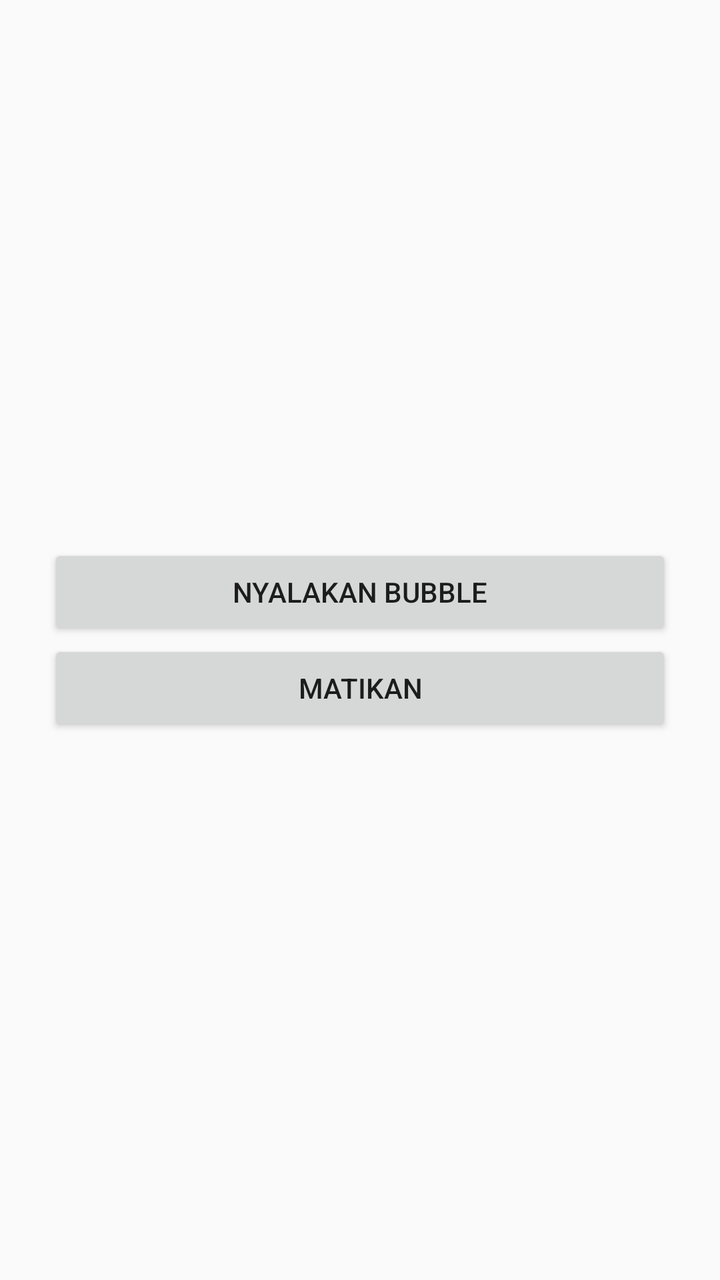
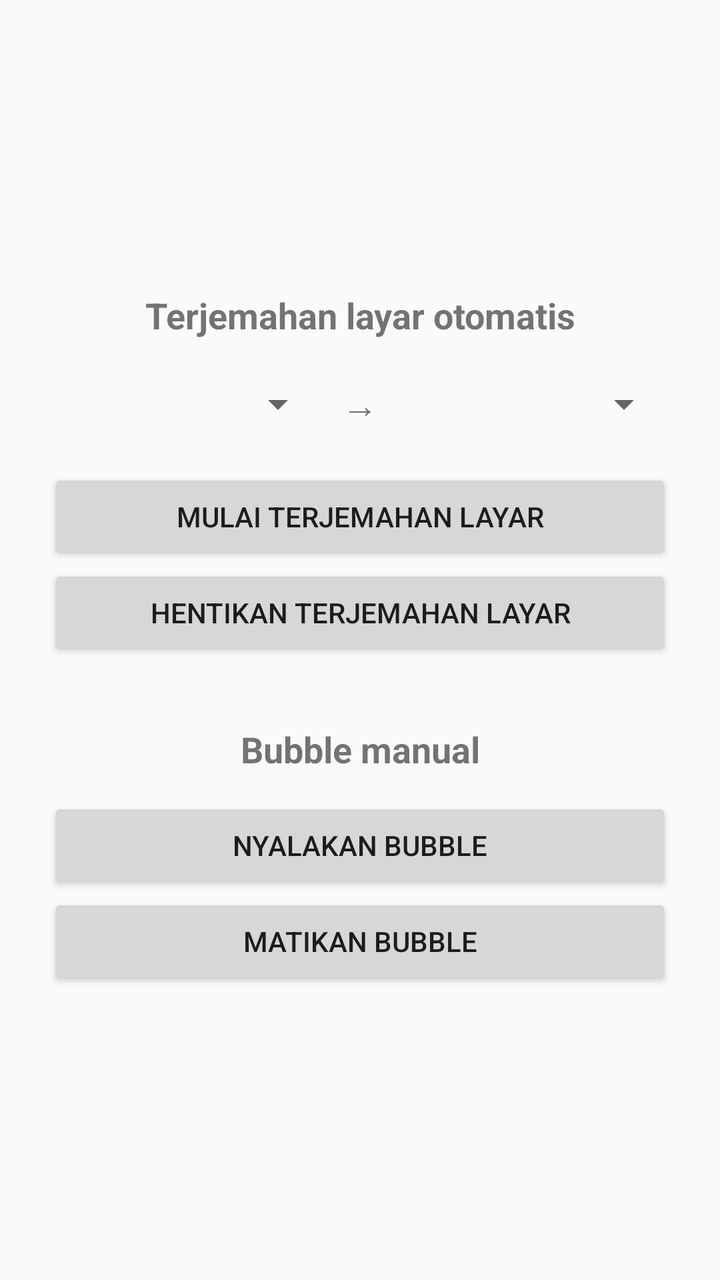

An Android layout rendered at two revisions. The XML below is the earlier revision; the diff shows what the commit changed to produce the second picture.
<!-- AndroidManifest.xml: application theme Theme.AppCompat.Light.DarkActionBar -->
<!-- res/layout/activity_main.xml -->
<LinearLayout xmlns:android="http://schemas.android.com/apk/res/android"
    android:layout_width="match_parent"
    android:layout_height="match_parent"
    android:gravity="center"
    android:orientation="vertical"
    android:padding="24dp">

    <Button
        android:id="@+id/btnStart"
        android:layout_width="match_parent"
        android:layout_height="wrap_content"
        android:text="Nyalakan bubble" />

    <Button
        android:id="@+id/btnStop"
        android:layout_width="match_parent"
        android:layout_height="wrap_content"
        android:text="Matikan" />
</LinearLayout>
<!-- resources referenced by this layout -->
<resources>

</resources>

<!-- the commit's change to res/layout/activity_main.xml (unified diff, before → after) -->
@@ -5,15 +5,73 @@
     android:orientation="vertical"
     android:padding="24dp">
 
+    <TextView
+        android:layout_width="match_parent"
+        android:layout_height="wrap_content"
+        android:gravity="center"
+        android:text="Terjemahan layar otomatis"
+        android:textSize="18sp"
+        android:textStyle="bold" />
+
+    <LinearLayout
+        android:layout_width="match_parent"
+        android:layout_height="wrap_content"
+        android:layout_marginTop="12dp"
+        android:gravity="center_vertical"
+        android:orientation="horizontal">
+
+        <Spinner
+            android:id="@+id/spinScreenSrc"
+            android:layout_width="0dp"
+            android:layout_height="wrap_content"
+            android:layout_weight="1" />
+
+        <TextView
+            android:layout_width="wrap_content"
+            android:layout_height="wrap_content"
+            android:padding="8dp"
+            android:text="→"
+            android:textSize="18sp" />
+
+        <Spinner
+            android:id="@+id/spinScreenTgt"
+            android:layout_width="0dp"
+            android:layout_height="wrap_content"
+            android:layout_weight="1" />
+    </LinearLayout>
+
+    <Button
+        android:id="@+id/btnScreenStart"
+        android:layout_width="match_parent"
+        android:layout_height="wrap_content"
+        android:layout_marginTop="12dp"
+        android:text="Mulai terjemahan layar" />
+
+    <Button
+        android:id="@+id/btnScreenStop"
+        android:layout_width="match_parent"
+        android:layout_height="wrap_content"
+        android:text="Hentikan terjemahan layar" />
+
+    <TextView
+        android:layout_width="match_parent"
+        android:layout_height="wrap_content"
+        android:layout_marginTop="32dp"
+        android:gravity="center"
+        android:text="Bubble manual"
+        android:textSize="18sp"
+        android:textStyle="bold" />
+
     <Button
         android:id="@+id/btnStart"
         android:layout_width="match_parent"
         android:layout_height="wrap_content"
+        android:layout_marginTop="12dp"
         android:text="Nyalakan bubble" />
 
     <Button
         android:id="@+id/btnStop"
         android:layout_width="match_parent"
         android:layout_height="wrap_content"
-        android:text="Matikan" />
+        android:text="Matikan bubble" />
 </LinearLayout>
